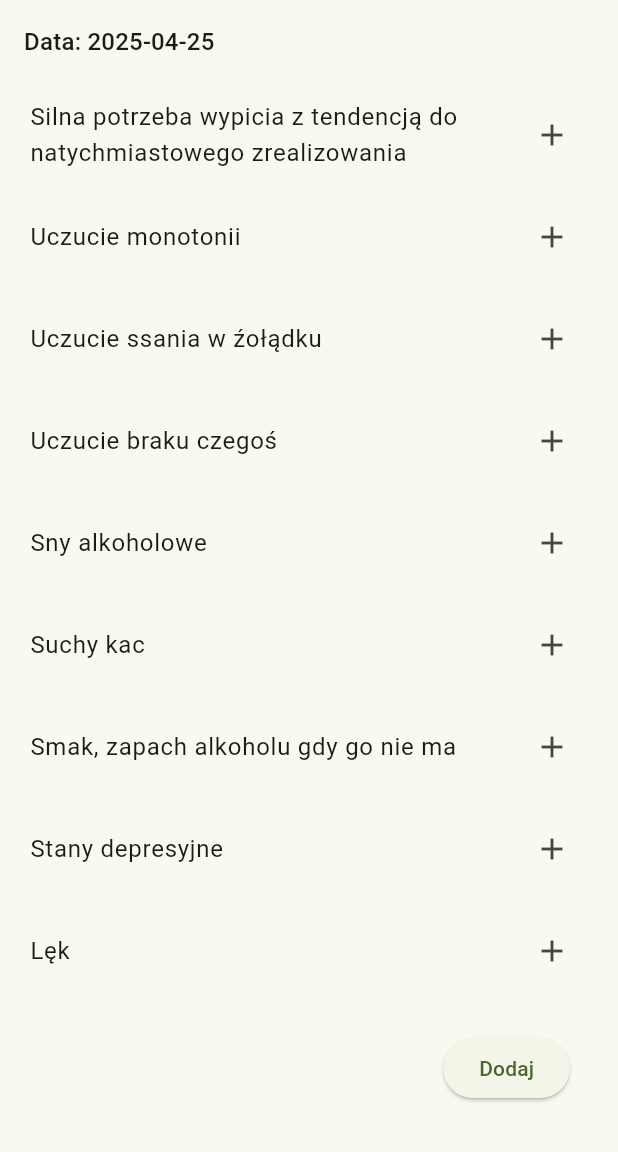
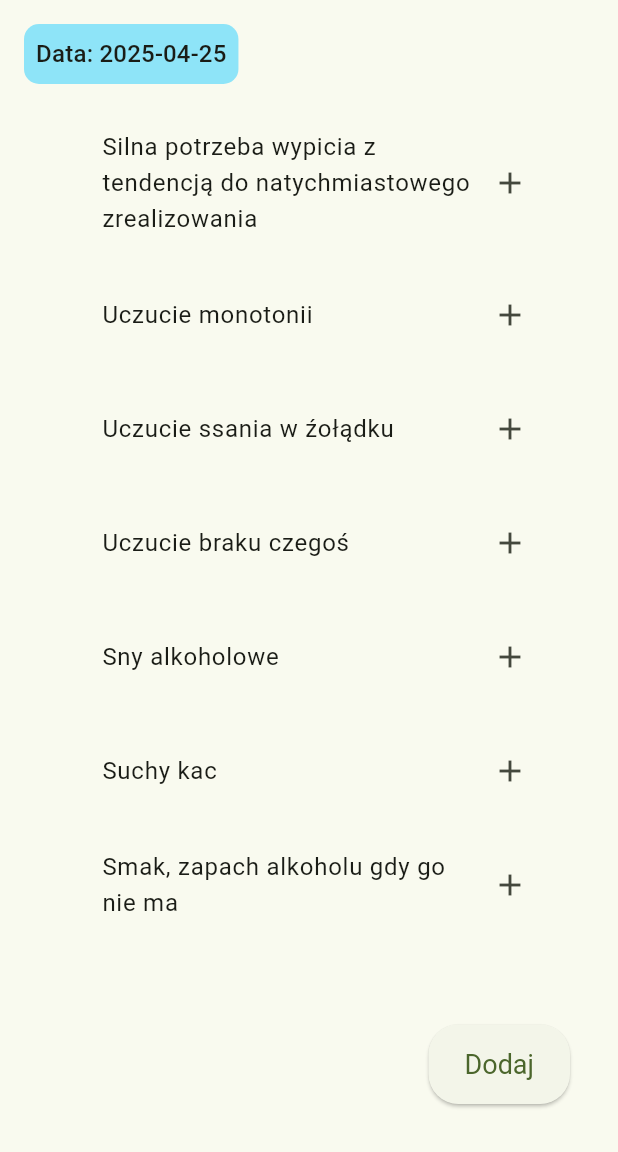
Before and after one commit to martinschwill/notoday, a Flutter app: the screen it shows after launch, after a tap on "Dodaj", on a phone screen of 412 x 824 dp, the part 84-1236 px from its top. Run offline on Flutter 3.47's test engine with Material 3 defaults, Android fonts, the phone set to English and light mode, and no system bars.

Commit message:
changes in the fonts, backgrounds and alignement

```diff
--- a/lib/main.dart
+++ b/lib/main.dart
@@ -83,10 +83,17 @@ class _MyHomePageState extends State<MyHomePage> {
             padding: const EdgeInsets.all(16.0),
             child: Align(
               alignment: Alignment.centerLeft,
-              child: Text(
-                'Data: ${DateTime.now().toLocal().toString().split(' ')[0]}', // Format: YYYY-MM-DD
-                style: Theme.of(context).textTheme.titleMedium,
-              ),
+              child: Container(
+                padding: const EdgeInsets.all(8.0),
+                decoration: BoxDecoration(
+                  color: const Color.fromARGB(255, 142, 228, 248),
+                  borderRadius: BorderRadius.circular(10.0),
+                ),
+                child: Text(
+                  'Data: ${DateTime.now().toLocal().toString().split(' ')[0]}', // Format: YYYY-MM-DD
+                  style: Theme.of(context).textTheme.titleMedium,
+                ),
+            ),
             ),
           ),
         Expanded(child: ListView.builder(
@@ -94,9 +101,13 @@ class _MyHomePageState extends State<MyHomePage> {
         itemBuilder: (context, index) {
           final isSelected = _selectedRows.contains(index); // Check if the row is selected
           return Padding(
-            padding: const EdgeInsets.symmetric(vertical: 10.0, horizontal: 20.0),
+            padding: const EdgeInsets.fromLTRB(60.0, 10.0, 40.0, 10.0),
             child: Container(
-              color: isSelected ? Colors.yellow : Colors.transparent, // Change background color if selected
+                padding: const EdgeInsets.fromLTRB(8.0, 4.0, 8.0, 4.0),
+                decoration: BoxDecoration(
+                    color: isSelected ? const Color.fromARGB(255, 241, 228, 110) : Colors.transparent, // Change background color if selected
+                    borderRadius: BorderRadius.circular(10.0), // Rounded edges
+                ),
               child: Row(
                 mainAxisAlignment: MainAxisAlignment.spaceBetween,
                 children: [
@@ -126,8 +137,16 @@ class _MyHomePageState extends State<MyHomePage> {
             child: ElevatedButton(
               onPressed: () {
                 // Add your button logic here
-                print('Dodaj button pressed');
+                int rowsCount = _selectedRows.length;
+                print('$rowsCount selected rows added');
               },
+              style: ElevatedButton.styleFrom(
+                padding: const EdgeInsets.symmetric(vertical: 16.0, horizontal: 24.0), // Adjust padding for a larger button
+                textStyle: const TextStyle(fontSize: 18.0), // Bigger font size
+                shape: RoundedRectangleBorder(
+                  borderRadius: BorderRadius.circular(20.0), // Match the roundness of the date background
+                ),
+              ),
               child: const Text('Dodaj'),
             ),
           ),
```
